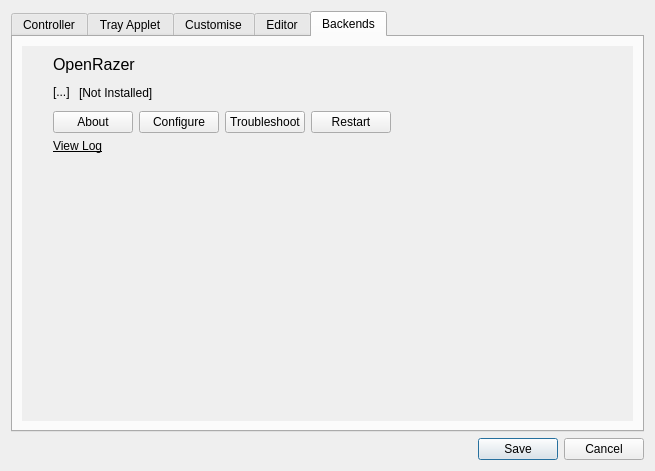
Before: the Qt Designer form data/qt/preferences.ui in polychromatic/polychromatic, drawn with Qt 5.
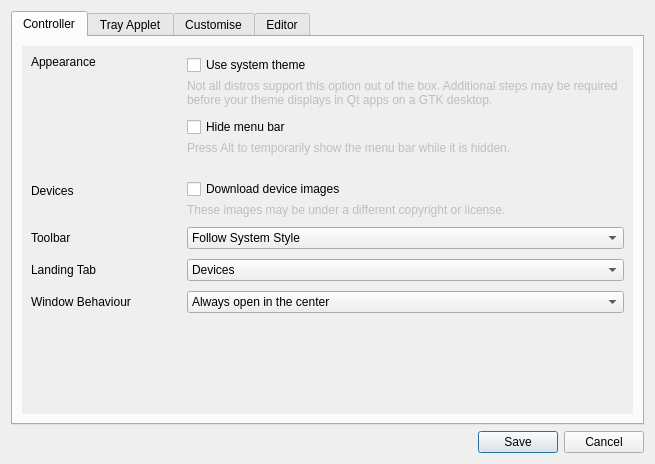
After: the same form once the commit is applied. The open tabs and pages were chosen to show the change. Icons and pictures are not drawn.

Commit message:
controller: Remove "Backends" tab from Preferences
After the refactor and picking up the pieces, this is broken.

In future, it is intended to make a dedicated window for backends
(similar to this tab). For now, OpenRazer's options are accessible via
the menu bar.

The edit to the form file:
```diff
--- a/data/qt/preferences.ui
+++ b/data/qt/preferences.ui
@@ -10,7 +10,7 @@
     <x>0</x>
     <y>0</y>
     <width>655</width>
-    <height>471</height>
+    <height>464</height>
    </rect>
   </property>
   <property name="minimumSize">
@@ -51,6 +51,12 @@
       <layout class="QVBoxLayout" name="layoutController">
        <item>
         <widget class="QScrollArea" name="ControllerScrollArea">
+         <property name="sizePolicy">
+          <sizepolicy hsizetype="Expanding" vsizetype="Minimum">
+           <horstretch>0</horstretch>
+           <verstretch>0</verstretch>
+          </sizepolicy>
+         </property>
          <property name="frameShape">
           <enum>QFrame::NoFrame</enum>
          </property>
@@ -69,7 +75,7 @@
             <x>0</x>
             <y>0</y>
             <width>623</width>
-            <height>370</height>
+            <height>363</height>
            </rect>
           </property>
           <layout class="QFormLayout" name="ControllerLayout">
@@ -144,6 +150,12 @@
            </item>
            <item row="1" column="1">
             <widget class="QWidget" name="AlwaysHideMenuBarGroup" native="true">
+             <property name="sizePolicy">
+              <sizepolicy hsizetype="Expanding" vsizetype="Preferred">
+               <horstretch>0</horstretch>
+               <verstretch>0</verstretch>
+              </sizepolicy>
+             </property>
              <layout class="QVBoxLayout" name="AlwaysHideMenuBarGroup_Layout">
               <property name="spacing">
                <number>4</number>
@@ -192,6 +204,19 @@
              </layout>
             </widget>
            </item>
+           <item row="2" column="0">
+            <widget class="QLabel" name="DevicesLabel">
+             <property name="minimumSize">
+              <size>
+               <width>150</width>
+               <height>0</height>
+              </size>
+             </property>
+             <property name="text">
+              <string>Devices</string>
+             </property>
+            </widget>
+           </item>
            <item row="2" column="1">
             <widget class="QWidget" name="DownloadDeviceImagesGroup" native="true">
              <layout class="QVBoxLayout" name="DownloadDeviceImagesGroup_Layout">
@@ -229,7 +254,7 @@
                  </sizepolicy>
                 </property>
                 <property name="text">
-                 <string extracomment="Text appears underneath a checkbox in the preferences dialog">If available. These images may be under a different copyright or license.</string>
+                 <string extracomment="Text appears underneath a checkbox in the preferences dialog">These images may be under a different copyright or license.</string>
                 </property>
                 <property name="alignment">
                  <set>Qt::AlignLeading|Qt::AlignLeft|Qt::AlignTop</set>
@@ -857,219 +882,6 @@
        </item>
       </layout>
      </widget>
-     <widget class="QWidget" name="backend">
-      <attribute name="title">
-       <string>Backends</string>
-      </attribute>
-      <layout class="QVBoxLayout" name="layoutBackend">
-       <item>
-        <widget class="QScrollArea" name="BackendScrollArea">
-         <property name="frameShape">
-          <enum>QFrame::NoFrame</enum>
-         </property>
-         <property name="frameShadow">
-          <enum>QFrame::Plain</enum>
-         </property>
-         <property name="horizontalScrollBarPolicy">
-          <enum>Qt::ScrollBarAlwaysOff</enum>
-         </property>
-         <property name="widgetResizable">
-          <bool>true</bool>
-         </property>
-         <widget class="QWidget" name="BackendContents">
-          <property name="geometry">
-           <rect>
-            <x>0</x>
-            <y>0</y>
-            <width>623</width>
-            <height>370</height>
-           </rect>
-          </property>
-          <layout class="QFormLayout" name="BackendLayout">
-           <property name="verticalSpacing">
-            <number>10</number>
-           </property>
-           <item row="0" column="0">
-            <widget class="QLabel" name="OpenRazerLogo">
-             <property name="maximumSize">
-              <size>
-               <width>48</width>
-               <height>48</height>
-              </size>
-             </property>
-             <property name="pixmap">
-              <pixmap>../img/logo/openrazer.svg</pixmap>
-             </property>
-             <property name="scaledContents">
-              <bool>true</bool>
-             </property>
-            </widget>
-           </item>
-           <item row="0" column="1">
-            <widget class="QWidget" name="OpenRazer" native="true">
-             <layout class="QVBoxLayout" name="verticalLayout_8">
-              <property name="topMargin">
-               <number>0</number>
-              </property>
-              <item>
-               <widget class="QLabel" name="OpenRazerTitle">
-                <property name="font">
-                 <font>
-                  <pointsize>12</pointsize>
-                 </font>
-                </property>
-                <property name="text">
-                 <string notr="true">OpenRazer</string>
-                </property>
-               </widget>
-              </item>
-              <item>
-               <widget class="QWidget" name="OpenRazerStatus" native="true">
-                <layout class="QHBoxLayout" name="horizontalLayout_5">
-                 <property name="leftMargin">
-                  <number>0</number>
-                 </property>
-                 <property name="topMargin">
-                  <number>0</number>
-                 </property>
-                 <property name="rightMargin">
-                  <number>0</number>
-                 </property>
-                 <property name="bottomMargin">
-                  <number>0</number>
-                 </property>
-                 <item>
-                  <widget class="QLabel" name="Status_openrazer_icon">
-                   <property name="maximumSize">
-                    <size>
-                     <width>20</width>
-                     <height>20</height>
-                    </size>
-                   </property>
-                   <property name="text">
-                    <string notr="true">[...]</string>
-                   </property>
-                   <property name="scaledContents">
-                    <bool>true</bool>
-                   </property>
-                  </widget>
-                 </item>
-                 <item>
-                  <widget class="QLabel" name="Status_openrazer_label">
-                   <property name="minimumSize">
-                    <size>
-                     <width>0</width>
-                     <height>25</height>
-                    </size>
-                   </property>
-                   <property name="text">
-                    <string notr="true">[Not Installed]</string>
-                   </property>
-                   <property name="alignment">
-                    <set>Qt::AlignLeading|Qt::AlignLeft|Qt::AlignVCenter</set>
-                   </property>
-                  </widget>
-                 </item>
-                </layout>
-               </widget>
-              </item>
-              <item>
-               <widget class="QWidget" name="OpenRazerButtons1" native="true">
-                <layout class="QHBoxLayout" name="horizontalLayout_3">
-                 <property name="leftMargin">
-                  <number>0</number>
-                 </property>
-                 <property name="topMargin">
-                  <number>0</number>
-                 </property>
-                 <property name="rightMargin">
-                  <number>0</number>
-                 </property>
-                 <property name="bottomMargin">
-                  <number>0</number>
-                 </property>
-                 <item>
-                  <widget class="QPushButton" name="OpenRazerAbout">
-                   <property name="text">
-                    <string>About</string>
-                   </property>
-                   <property name="icon">
-                    <iconset theme="documentinfo">
-                     <normaloff>.</normaloff>.</iconset>
-                   </property>
-                  </widget>
-                 </item>
-                 <item>
-                  <widget class="QPushButton" name="OpenRazerSettings">
-                   <property name="text">
-                    <string>Configure</string>
-                   </property>
-                   <property name="icon">
-                    <iconset theme="configure">
-                     <normaloff>.</normaloff>.</iconset>
-                   </property>
-                  </widget>
-                 </item>
-                 <item>
-                  <widget class="QPushButton" name="OpenRazerTroubleshoot">
-                   <property name="text">
-                    <string>Troubleshoot</string>
-                   </property>
-                   <property name="icon">
-                    <iconset theme="tools">
-                     <normaloff>.</normaloff>.</iconset>
-                   </property>
-                  </widget>
-                 </item>
-                 <item>
-                  <widget class="QPushButton" name="OpenRazerRestartDaemon">
-                   <property name="text">
-                    <string>Restart</string>
-                   </property>
-                   <property name="icon">
-                    <iconset theme="view-refresh">
-                     <normaloff>.</normaloff>.</iconset>
-                   </property>
-                  </widget>
-                 </item>
-                 <item>
-                  <spacer name="horizontalSpacer_3">
-                   <property name="orientation">
-                    <enum>Qt::Horizontal</enum>
-                   </property>
-                   <property name="sizeHint" stdset="0">
-                    <size>
-                     <width>40</width>
-                     <height>20</height>
-                    </size>
-                   </property>
-                  </spacer>
-                 </item>
-                </layout>
-               </widget>
-              </item>
-              <item>
-               <widget class="QLabel" name="OpenRazerLog">
-                <property name="cursor">
-                 <cursorShape>PointingHandCursor</cursorShape>
-                </property>
-                <property name="styleSheet">
-                 <string notr="true">QLabel { text-decoration:underline; }</string>
-                </property>
-                <property name="text">
-                 <string>View Log</string>
-                </property>
-               </widget>
-              </item>
-             </layout>
-            </widget>
-           </item>
-          </layout>
-         </widget>
-        </widget>
-       </item>
-      </layout>
-     </widget>
     </widget>
    </item>
    <item>
```
Left out of the diff: 10 changed lines with no effect on the pictures. The commit also changes 2 other files.
